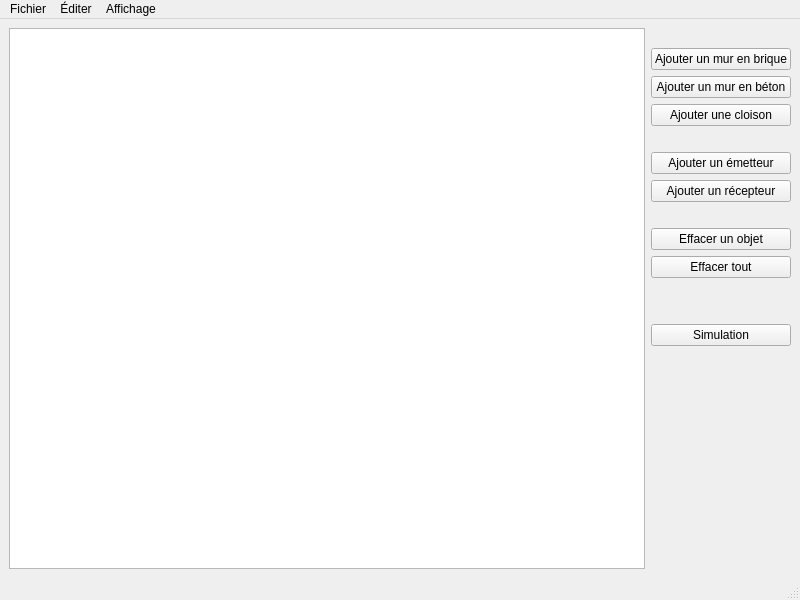
This is mainwindow.ui in mathphi/TelecomPhysics_ProjectBA3 as Qt 5 draws it before an edit. The edited form follows.
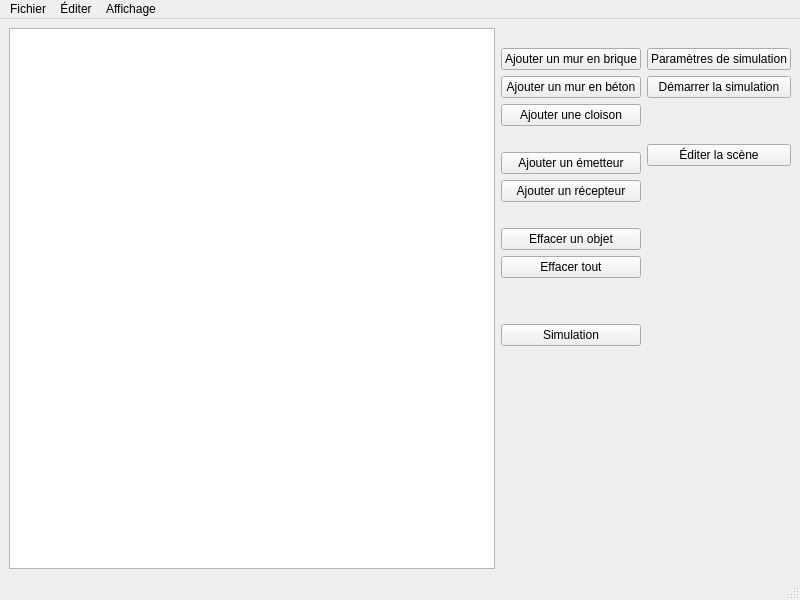
This is the edited form. Icons and pictures are not drawn.

Commit message: Added button groups for simulation and scene edition + switching

```diff
--- a/mainwindow.ui
+++ b/mainwindow.ui
@@ -29,7 +29,20 @@
      <widget class="QGraphicsView" name="graphicsView"/>
     </item>
     <item>
-     <layout class="QVBoxLayout" name="verticalLayout">
+     <widget class="QWidget" name="group_scene_edition" native="true">
+      <layout class="QVBoxLayout" name="verticalLayout_2">
+       <property name="leftMargin">
+        <number>0</number>
+       </property>
+       <property name="topMargin">
+        <number>0</number>
+       </property>
+       <property name="rightMargin">
+        <number>0</number>
+       </property>
+       <property name="bottomMargin">
+        <number>0</number>
+       </property>
       <item>
        <spacer name="verticalSpacer_2">
         <property name="orientation">
@@ -165,7 +178,7 @@
          <enum>Qt::Vertical</enum>
         </property>
         <property name="sizeType">
-         <enum>QSizePolicy::MinimumExpanding</enum>
+          <enum>QSizePolicy::Expanding</enum>
         </property>
         <property name="sizeHint" stdset="0">
          <size>
@@ -176,6 +189,97 @@
        </spacer>
       </item>
      </layout>
+     </widget>
+    </item>
+    <item>
+     <widget class="QWidget" name="group_simulation" native="true">
+      <layout class="QVBoxLayout" name="verticalLayout">
+       <property name="leftMargin">
+        <number>0</number>
+       </property>
+       <property name="topMargin">
+        <number>0</number>
+       </property>
+       <property name="rightMargin">
+        <number>0</number>
+       </property>
+       <property name="bottomMargin">
+        <number>0</number>
+       </property>
+       <item>
+        <spacer name="verticalSpacer_6">
+         <property name="orientation">
+          <enum>Qt::Vertical</enum>
+         </property>
+         <property name="sizeType">
+          <enum>QSizePolicy::Fixed</enum>
+         </property>
+         <property name="sizeHint" stdset="0">
+          <size>
+           <width>20</width>
+           <height>20</height>
+          </size>
+         </property>
+        </spacer>
+       </item>
+       <item>
+        <widget class="QPushButton" name="button_simSettings">
+         <property name="text">
+          <string>Paramètres de simulation</string>
+         </property>
+        </widget>
+       </item>
+       <item>
+        <widget class="QPushButton" name="button_simControl">
+         <property name="text">
+          <string>Démarrer la simulation</string>
+         </property>
+        </widget>
+       </item>
+       <item>
+        <spacer name="verticalSpacer_8">
+         <property name="orientation">
+          <enum>Qt::Vertical</enum>
+         </property>
+         <property name="sizeType">
+          <enum>QSizePolicy::Fixed</enum>
+         </property>
+         <property name="sizeHint" stdset="0">
+          <size>
+           <width>20</width>
+           <height>40</height>
+          </size>
+         </property>
+        </spacer>
+       </item>
+       <item>
+        <widget class="QPushButton" name="button_editScene">
+         <property name="styleSheet">
+          <string notr="true">QPushButton {
+	image: url(:/images/go-previous.svg);
+    image-position: left;
+}</string>
+         </property>
+         <property name="text">
+          <string>Éditer la scène</string>
+         </property>
+        </widget>
+       </item>
+       <item>
+        <spacer name="verticalSpacer_7">
+         <property name="orientation">
+          <enum>Qt::Vertical</enum>
+         </property>
+         <property name="sizeHint" stdset="0">
+          <size>
+           <width>20</width>
+           <height>40</height>
+          </size>
+         </property>
+        </spacer>
+       </item>
+      </layout>
+     </widget>
     </item>
    </layout>
   </widget>
```
Lines whose indentation alone changed are shown as unchanged. The commit also changes 2 other files.
